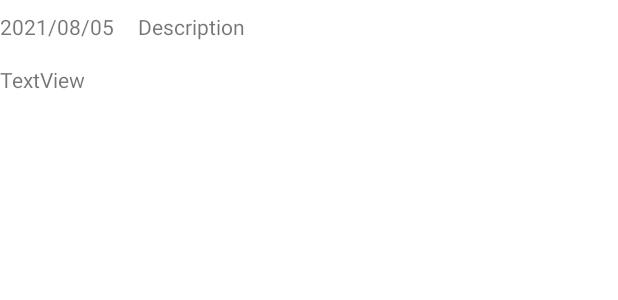
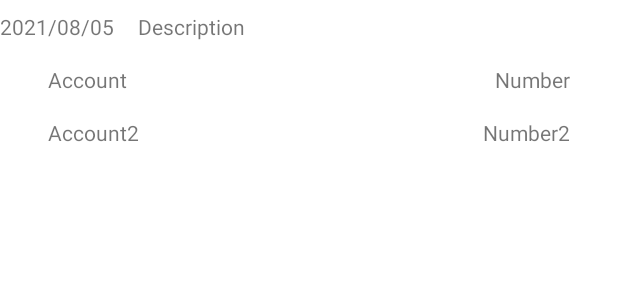
Before and after one commit to PhilipZeratul/HledgerAndroid, an Android app: the layout text_row_item.xml on its own in the app's theme, with its tools: preview values and no code run, on a phone screen of 412 x 824 dp. Shown: the top 300 px of the screen. Run offline under Robolectric (Android 15) with nearby library versions, the phone set to English and light mode, and no system bars.

Commit message:
Finished most of the functionalities

```diff
--- a/app/src/main/res/layout/text_row_item.xml
+++ b/app/src/main/res/layout/text_row_item.xml
@@ -31,8 +31,40 @@
         android:id="@+id/recycler_textView_account"
         android:layout_width="wrap_content"
         android:layout_height="wrap_content"
+        android:layout_marginStart="32dp"
         android:layout_marginTop="16dp"
-        android:text="TextView"
+        android:text="Account"
         app:layout_constraintStart_toStartOf="parent"
         app:layout_constraintTop_toBottomOf="@+id/recycler_textView_date" />
+
+    <TextView
+        android:id="@+id/recycler_textView_number"
+        android:layout_width="wrap_content"
+        android:layout_height="wrap_content"
+        android:layout_marginEnd="32dp"
+        android:text="Number"
+        app:layout_constraintBottom_toBottomOf="@+id/recycler_textView_account"
+        app:layout_constraintEnd_toEndOf="parent"
+        app:layout_constraintTop_toTopOf="@+id/recycler_textView_account" />
+
+    <TextView
+        android:id="@+id/recycler_textView_account2"
+        android:layout_width="wrap_content"
+        android:layout_height="wrap_content"
+        android:layout_marginStart="32dp"
+        android:layout_marginTop="16dp"
+        android:text="Account2"
+        app:layout_constraintStart_toStartOf="parent"
+        app:layout_constraintTop_toBottomOf="@+id/recycler_textView_account" />
+
+    <TextView
+        android:id="@+id/recycler_textView_number2"
+        android:layout_width="wrap_content"
+        android:layout_height="wrap_content"
+        android:layout_marginEnd="32dp"
+        android:text="Number2"
+        app:layout_constraintBottom_toBottomOf="@+id/recycler_textView_account2"
+        app:layout_constraintEnd_toEndOf="parent"
+        app:layout_constraintTop_toTopOf="@+id/recycler_textView_account2" />
+
 </androidx.constraintlayout.widget.ConstraintLayout>
```
Also changed, not shown: app/src/main/java/com/phillip/hledgerandroid/CustomRecyclerAdapter.java (+46 -7 lines), app/src/main/java/com/phillip/hledgerandroid/MainActivity.java (+14 -7 lines).
